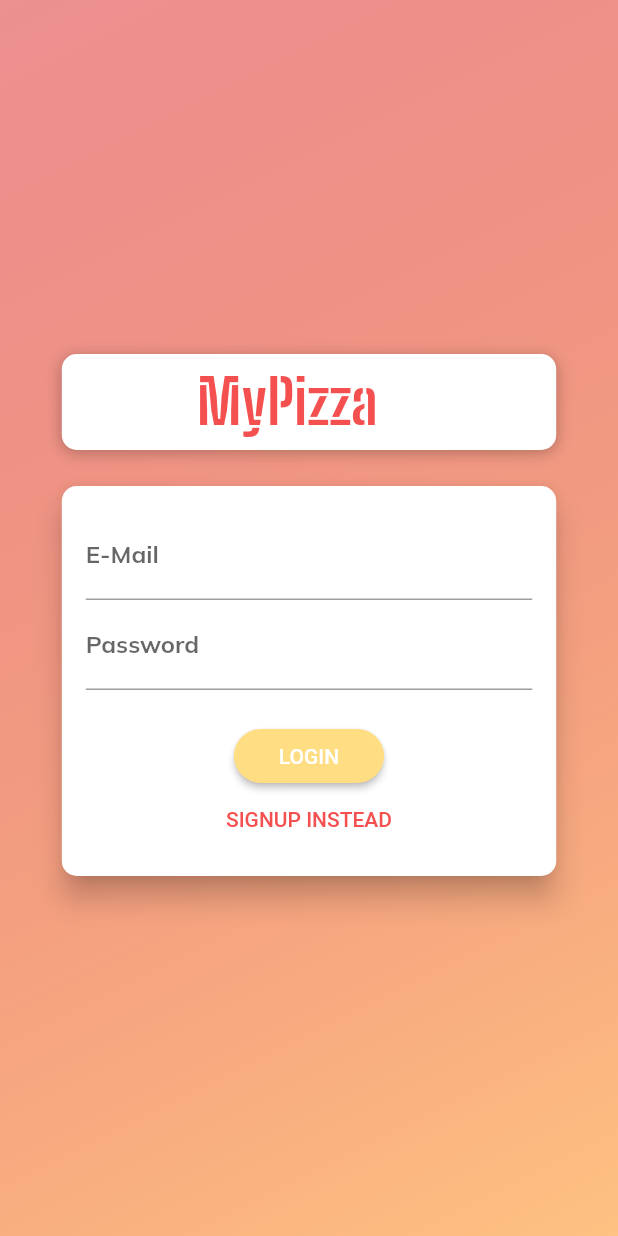
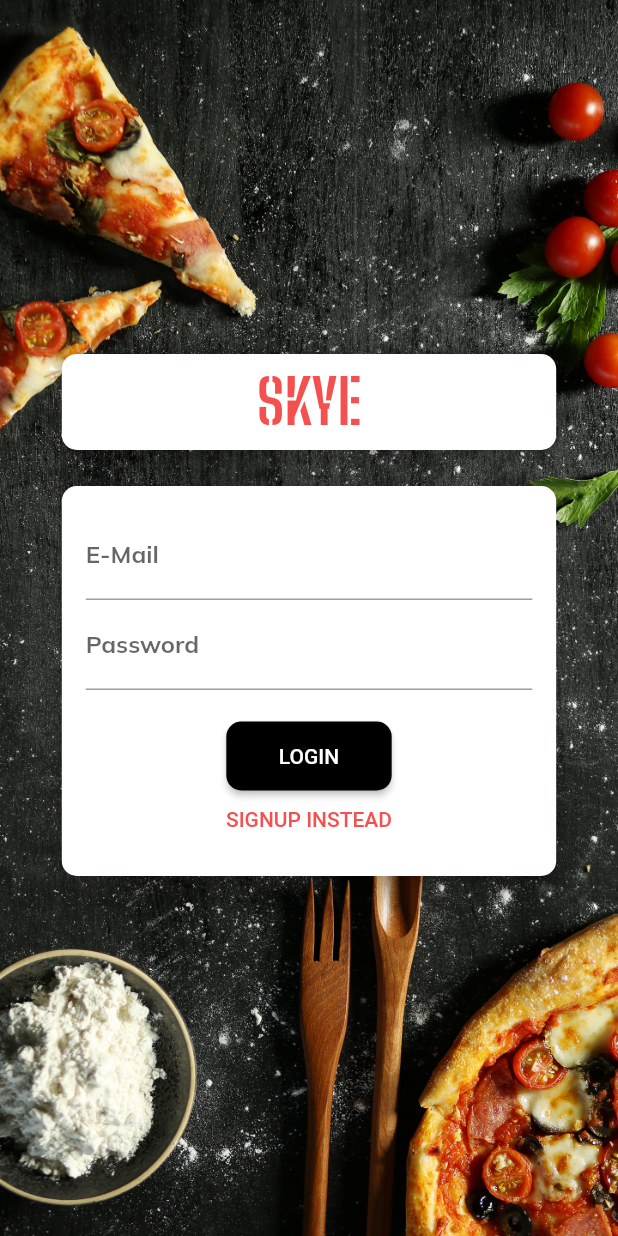
Before and after one commit to HooEP01/food-order-app, a Flutter app: the screen it shows after launch, on a phone screen of 412 x 824 dp. Run offline on Flutter 3.47's test engine with Material 2 defaults, Android fonts, the phone set to English and light mode, and no system bars; our stand-ins replace flutter_dotenv, shared_preferences.

Commit message:
design interface

```diff
--- a/lib/main.dart
+++ b/lib/main.dart
@@ -61,7 +61,8 @@ class MyApp extends StatelessWidget {
               primarySwatch: buildMaterialColor(const Color(0xFFF45050)),
             )
                 .copyWith(
-                  secondary: buildMaterialColor(const Color(0xFFFFDD83)),
+                  secondary: buildMaterialColor(const Color(0xFF000000)),
+                  // secondary: buildMaterialColor(const Color(0xFFFFDD83)),
                 )
                 .copyWith(
                   tertiary: buildMaterialColor(const Color(0xFF00235B)),
--- a/lib/screens/admin/user_products_screen.dart
+++ b/lib/screens/admin/user_products_screen.dart
@@ -37,7 +37,7 @@ class UserProductsScreen extends StatelessWidget {
         backgroundColor: Colors.white,
         elevation: 0,
         title: Text(
-          'Your Products',
+          'My Products',
           style: Theme.of(context).textTheme.headlineMedium,
         ),
         actions: [
--- a/lib/screens/auth_screen.dart
+++ b/lib/screens/auth_screen.dart
@@ -21,15 +21,10 @@ class AuthScreen extends StatelessWidget {
       body: Stack(
         children: <Widget>[
           Container(
-            decoration: BoxDecoration(
-              gradient: LinearGradient(
-                colors: [
-                  const Color.fromARGB(255, 222, 38, 38).withOpacity(0.5),
-                  const Color.fromRGBO(255, 188, 117, 1).withOpacity(0.9),
-                ],
-                begin: Alignment.topLeft,
-                end: Alignment.bottomRight,
-                stops: const [0, 1],
+            decoration: const BoxDecoration(
+              image: DecorationImage(
+                image: AssetImage("assets/images/wallpaper.jpg"),
+                fit: BoxFit.cover,
               ),
             ),
           ),
@@ -59,7 +54,8 @@ class AuthScreen extends StatelessWidget {
                         ],
                       ),
                       child: Text(
-                        'MyPizza',
+                        'SKYE',
+                        textAlign: TextAlign.center,
                         selectionColor: Colors.blue,
                         style: Theme.of(context).textTheme.headlineLarge,
                       ),
@@ -239,11 +235,11 @@ class _AuthCardState extends State<AuthCard> {
                   ElevatedButton(
                     style: ElevatedButton.styleFrom(
                       shape: RoundedRectangleBorder(
-                        borderRadius: BorderRadius.circular(30),
+                        borderRadius: BorderRadius.circular(10),
                       ),
-                      backgroundColor: Theme.of(context).colorScheme.secondary,
+                      backgroundColor: Colors.black,
                       padding: const EdgeInsets.symmetric(
-                          horizontal: 30.0, vertical: 8.0),
+                          horizontal: 35.0, vertical: 15.0),
                     ),
                     onPressed: _submit,
                     child:
--- a/lib/screens/cart_screen.dart
+++ b/lib/screens/cart_screen.dart
@@ -21,6 +21,8 @@ class CartScreen extends StatelessWidget {
         ),
         elevation: 0,
       ),
+      floatingActionButtonLocation: FloatingActionButtonLocation.centerFloat,
+      floatingActionButton: OrderButton(cart),
       body: Column(
         children: [
           Card(
@@ -47,7 +49,6 @@ class CartScreen extends StatelessWidget {
                     ),
                     backgroundColor: Theme.of(context).colorScheme.primary,
                   ),
-                  OrderButton(cart),
                 ],
               ),
             ),
--- a/lib/screens/products_overview_screen.dart
+++ b/lib/screens/products_overview_screen.dart
@@ -50,7 +50,7 @@ class _ProductsOverviewScreenState extends State<ProductsOverviewScreen> {
           },
         ),
         title: Text(
-          'MyPizza',
+          'My Pizza',
           style: Theme.of(context).textTheme.headlineMedium,
         ),
         backgroundColor: Colors.white,
--- a/lib/widgets/shop_drawer.dart
+++ b/lib/widgets/shop_drawer.dart
@@ -54,6 +54,9 @@ class ShopDrawer extends StatelessWidget {
                   .pushReplacementNamed(UserProductsScreen.routeName);
             },
           ),
+          const SizedBox(
+            height: 20,
+          ),
           ListTile(
             leading: Icon(
               Icons.exit_to_app,
--- a/pubspec.yaml
+++ b/pubspec.yaml
@@ -65,7 +65,7 @@ flutter:
   # To add assets to your application, add an assets section, like this:
   assets:
     - .env
-  #   - images/a_dot_ham.jpeg
+    - assets/images/wallpaper.jpg
 
   # An image asset can refer to one or more resolution-specific "variants", see
   # https://flutter.dev/assets-and-images/#resolution-aware
```
Also changed, not shown: lib/screens/admin/edit_product_screen.dart (+7 -1 lines), lib/screens/product_detail_screen.dart (+33 -0 lines), lib/widgets/order_button.dart (+15 -3 lines), lib/widgets/product_item.dart (+18 -1 lines), assets/images/wallpaper-2.jpg (added), assets/images/wallpaper.jpg (added).
